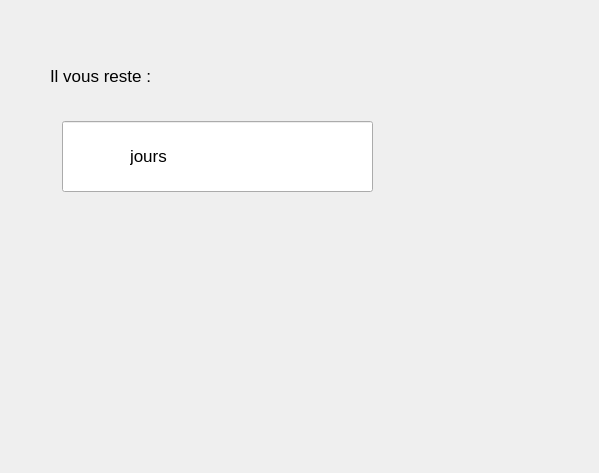
Farah-Torkhani/Smart_Printing_Office_QT, file date_fin.ui: the form before one commit.
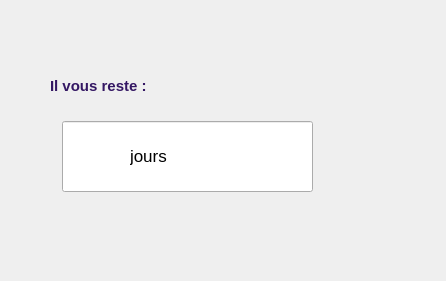
The form after the commit. Icons and pictures are not drawn.

The edit to the form file:
```diff
--- a/date_fin.ui
+++ b/date_fin.ui
@@ -6,8 +6,8 @@
    <rect>
     <x>0</x>
     <y>0</y>
-    <width>599</width>
-    <height>473</height>
+    <width>446</width>
+    <height>281</height>
    </rect>
   </property>
   <property name="windowTitle">
@@ -24,7 +24,7 @@
     <rect>
      <x>62</x>
      <y>121</y>
-     <width>311</width>
+     <width>251</width>
      <height>71</height>
     </rect>
    </property>
@@ -39,15 +39,21 @@
     <rect>
      <x>50</x>
      <y>60</y>
-     <width>201</width>
-     <height>31</height>
+     <width>241</width>
+     <height>51</height>
     </rect>
    </property>
    <property name="font">
     <font>
-     <pointsize>13</pointsize>
+     <pointsize>-1</pointsize>
+     <weight>75</weight>
+     <bold>true</bold>
     </font>
    </property>
+   <property name="styleSheet">
+    <string notr="true">color:#341763;
+font-size:15px;</string>
+   </property>
    <property name="text">
     <string>Il vous reste :</string>
    </property>
```
